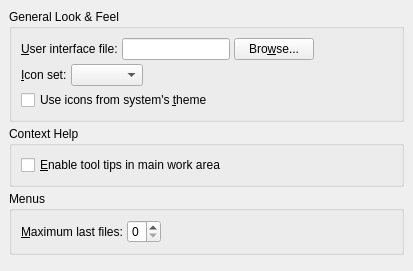
Qt form src/frontends/qt4/ui/PrefUi.ui (cburschka/lyx) before a commit.
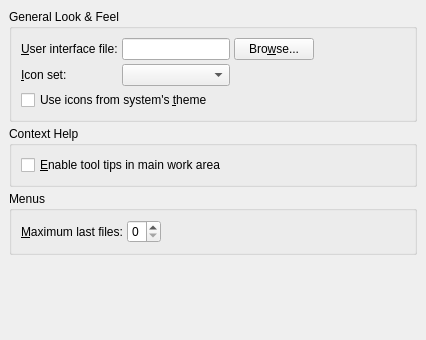
The same form after that commit.

Commit message: Prefs dialog: some layout fixes.

What changed in the file:
```diff
--- a/src/frontends/qt4/ui/PrefUi.ui
+++ b/src/frontends/qt4/ui/PrefUi.ui
@@ -6,8 +6,8 @@
    <rect>
     <x>0</x>
     <y>0</y>
-    <width>403</width>
-    <height>271</height>
+    <width>426</width>
+    <height>340</height>
    </rect>
   </property>
   <property name="sizePolicy">
@@ -19,7 +19,7 @@
   <property name="windowTitle">
    <string/>
   </property>
-  <layout class="QGridLayout" name="gridLayout_3">
+  <layout class="QGridLayout" name="gridLayout_4">
    <item row="0" column="0">
     <widget class="QGroupBox" name="groupBox">
      <property name="title">
@@ -28,10 +28,21 @@
      <property name="flat">
       <bool>true</bool>
      </property>
-     <layout class="QGridLayout" name="gridLayout">
+     <layout class="QGridLayout" name="gridLayout_3">
+      <item row="1" column="0">
+       <layout class="QHBoxLayout" name="horizontalLayout_4">
+        <item>
+         <widget class="QCheckBox" name="useSystemThemeIconsCB">
+          <property name="text">
+           <string>Use icons from system's &amp;theme</string>
+          </property>
+         </widget>
+        </item>
+       </layout>
+      </item>
       <item row="0" column="0">
-       <layout class="QHBoxLayout" name="horizontalLayout">
-        <item>
+       <layout class="QGridLayout" name="gridLayout" columnstretch="0,1,0">
+        <item row="0" column="0">
          <widget class="QLabel" name="uiFileLA">
           <property name="text">
            <string>&amp;User interface file:</string>
@@ -41,34 +52,17 @@
           </property>
          </widget>
         </item>
-        <item>
+        <item row="0" column="1">
          <widget class="QLineEdit" name="uiFileED"/>
         </item>
-        <item>
+        <item row="0" column="2">
          <widget class="QPushButton" name="uiFilePB">
           <property name="text">
            <string>Bro&amp;wse...</string>
           </property>
          </widget>
         </item>
-        <item>
-         <spacer name="horizontalSpacer_2">
-          <property name="orientation">
-           <enum>Qt::Horizontal</enum>
-          </property>
-          <property name="sizeHint" stdset="0">
-           <size>
-            <width>77</width>
-            <height>20</height>
-           </size>
-          </property>
-         </spacer>
-        </item>
-       </layout>
-      </item>
-      <item row="1" column="0">
-       <layout class="QHBoxLayout" name="horizontalLayout_2">
-        <item>
+        <item row="1" column="0">
          <widget class="QLabel" name="iconSetLA">
           <property name="text">
            <string>&amp;Icon set:</string>
@@ -78,38 +72,30 @@
           </property>
          </widget>
         </item>
-        <item>
+        <item row="1" column="1">
          <widget class="QComboBox" name="iconSetCO">
           <property name="toolTip">
            <string>The icon set to use. Warning: normal size of icons may be wrong until you save the preferences and restart LyX.</string>
           </property>
          </widget>
         </item>
-        <item>
-         <spacer name="horizontalSpacer">
-          <property name="orientation">
-           <enum>Qt::Horizontal</enum>
-          </property>
-          <property name="sizeHint" stdset="0">
-           <size>
-            <width>40</width>
-            <height>20</height>
-           </size>
-          </property>
-         </spacer>
+        <item row="1" column="2">
+         <layout class="QHBoxLayout" name="horizontalLayout"/>
         </item>
        </layout>
       </item>
-      <item row="2" column="0">
-       <layout class="QHBoxLayout" name="horizontalLayout_4">
-        <item>
-         <widget class="QCheckBox" name="useSystemThemeIconsCB">
-          <property name="text">
-           <string>Use icons from system's &amp;theme</string>
-          </property>
-         </widget>
-        </item>
-       </layout>
+      <item row="0" column="1">
+       <spacer name="horizontalSpacer">
+        <property name="orientation">
+         <enum>Qt::Horizontal</enum>
+        </property>
+        <property name="sizeHint" stdset="0">
+         <size>
+          <width>40</width>
+          <height>20</height>
+         </size>
+        </property>
+       </spacer>
       </item>
      </layout>
     </widget>
@@ -126,7 +112,16 @@
       <bool>true</bool>
      </property>
      <layout class="QGridLayout">
-      <property name="margin">
+      <property name="leftMargin">
+       <number>9</number>
+      </property>
+      <property name="topMargin">
+       <number>9</number>
+      </property>
+      <property name="rightMargin">
+       <number>9</number>
+      </property>
+      <property name="bottomMargin">
        <number>9</number>
       </property>
       <property name="spacing">
```
The commit also changes 1 other file.
